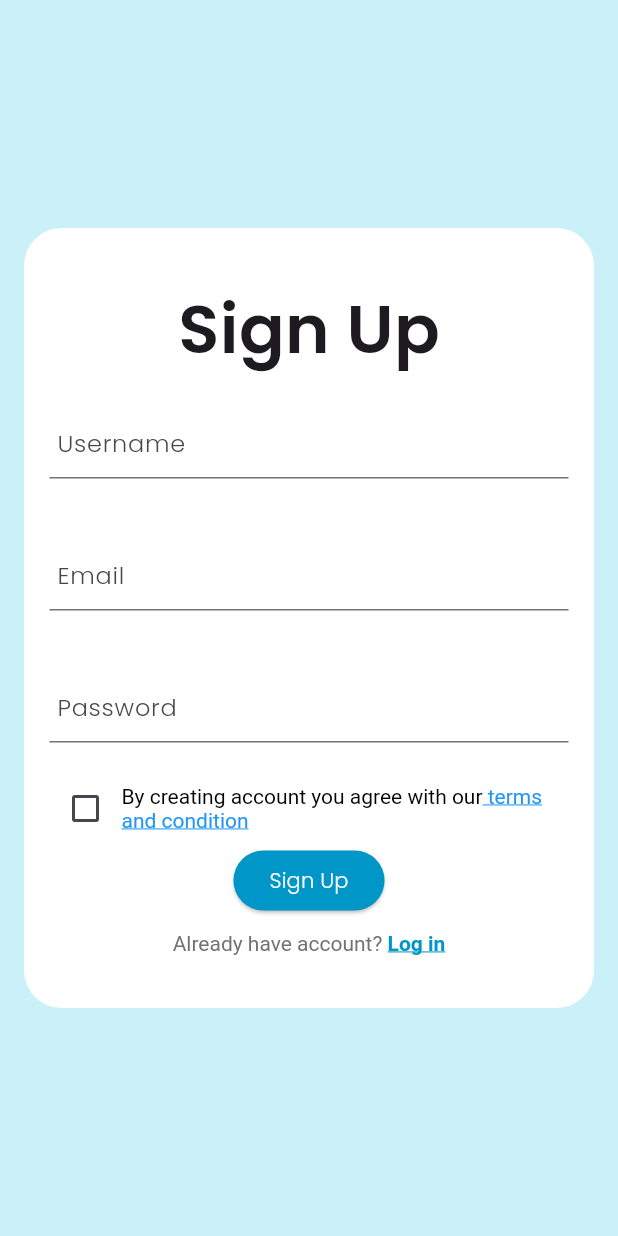
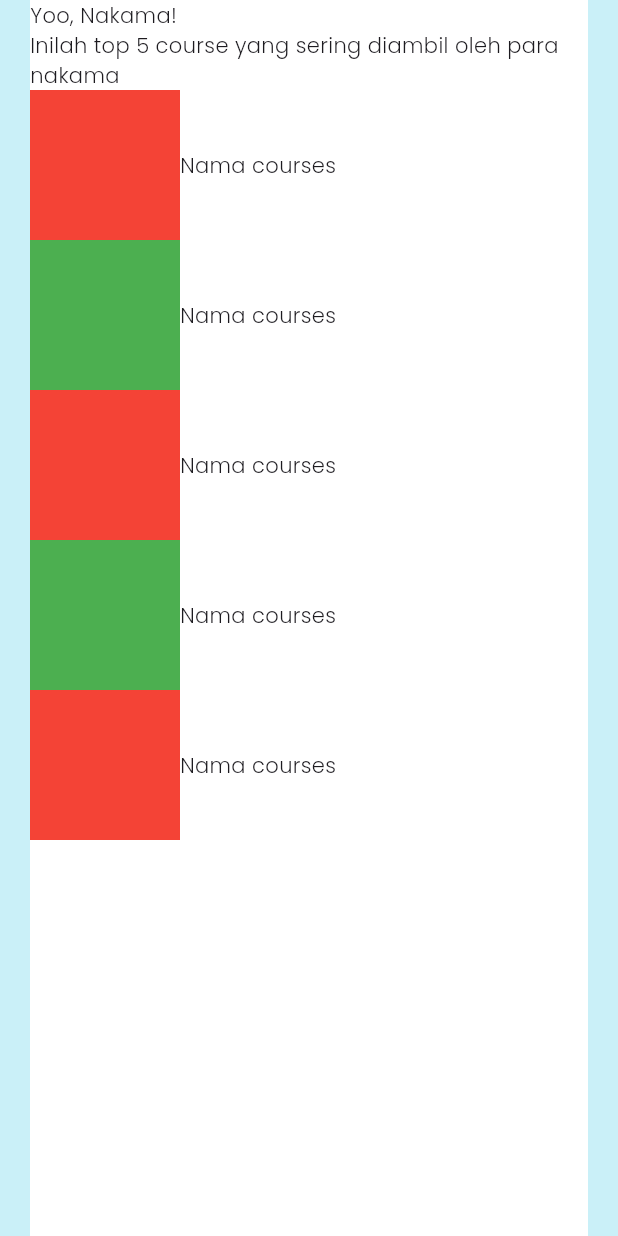
Before and after one commit to Zeyphrin/eduverse_signup, a Flutter app: the screen it shows after launch, after a tap on "Sign Up", on a phone screen of 412 x 824 dp. Run offline on Flutter 3.47's test engine with Material 2 defaults, Android fonts, the phone set to English and light mode, and no system bars.

Commit message:
feat [AH] home page

```diff
--- /dev/null
+++ b/lib/home.dart
@@ -0,0 +1,97 @@
+import 'package:flutter/material.dart';
+
+class HomePage extends StatefulWidget {
+  const HomePage({super.key});
+
+  @override
+  State<HomePage> createState() => _HomePageState();
+}
+
+class _HomePageState extends State<HomePage> {
+  @override
+  Widget build(BuildContext context) {
+    return Scaffold(
+      body: Stack(
+        children: [
+          Container(
+            decoration: const BoxDecoration(
+              color: Color(0xFFCAF0F8),
+            ),
+          ),
+          Container(
+            margin: const EdgeInsets.symmetric(horizontal: 20),
+            decoration: const BoxDecoration(
+              color: Color.fromARGB(255, 255, 255, 255)
+            ),
+            child: ListView(
+              children: [
+                Text("Yoo, Nakama!"),
+                Text("Inilah top 5 course yang sering diambil oleh para nakama"),
+                Container(
+                  child: Row(children: [
+                    Container(
+                      width: 100,
+                      height: 100,
+                      decoration: BoxDecoration(
+                        color: Colors.red
+                      ),
+                    ),
+                    Text("Nama courses")
+                  ]),
+                ),
+                Container(
+                  child: Row(children: [
+                    Container(
+                      width: 100,
+                      height: 100,
+                      decoration: BoxDecoration(
+                        color: Colors.green
+                      ),
+                    ),
+                    Text("Nama courses")
+                  ]),
+                ),
+                Container(
+                  child: Row(children: [
+                    Container(
+                      width: 100,
+                      height: 100,
+                      decoration: BoxDecoration(
+                        color: Colors.red
+                      ),
+                    ),
+                    Text("Nama courses")
+                  ]),
+                ),
+                Container(
+                  child: Row(children: [
+                    Container(
+                      width: 100,
+                      height: 100,
+                      decoration: BoxDecoration(
+                        color: Colors.green
+                      ),
+                    ),
+                    Text("Nama courses")
+                  ]),
+                ),
+                Container(
+                  child: Row(children: [
+                    Container(
+                      width: 100,
+                      height: 100,
+                      decoration: BoxDecoration(
+                        color: Colors.red
+                      ),
+                    ),
+                    Text("Nama courses")
+                  ]),
+                )
+              ],
+            ),
+          )
+        ],
+      ),
+    );
+  }
+}
--- a/lib/main.dart
+++ b/lib/main.dart
@@ -1,5 +1,6 @@
 import 'package:flutter/material.dart';
 import 'package:flutter/services.dart';
+import 'package:login_page/home.dart';
 import 'package:login_page/sign-up.dart';
 
 void main() {
@@ -18,12 +19,13 @@ class MyApp extends StatelessWidget {
   @override
   Widget build(BuildContext context) {
     return MaterialApp(
-      title: 'Flutter Demo',
+      title: 'Flutter',
+      debugShowCheckedModeBanner: false,
       theme: ThemeData(
           colorScheme: ColorScheme.fromSeed(seedColor: Colors.deepPurple),
           useMaterial3: true,
           fontFamily: 'Poppins'),
-      home: const SignUpPage(title: 'Flutter Demo Home Page'),
+      home: const SignUpPage(),
     );
   }
 }
--- a/lib/sign-up.dart
+++ b/lib/sign-up.dart
@@ -1,23 +1,14 @@
 import 'package:flutter/material.dart';
-import 'package:flutter/services.dart';
+import 'package:login_page/home.dart';
 
 class SignUpPage extends StatefulWidget {
-  const SignUpPage({super.key, required this.title});
-  final String title;
+  const SignUpPage({super.key});
 
   @override
   State<SignUpPage> createState() => _SignUpPageState();
 }
 
 class _SignUpPageState extends State<SignUpPage> {
-  int _counter = 0;
-
-  void _incrementCounter() {
-    setState(() {
-      _counter++;
-    });
-  }
-
   bool _check = false;
 
   @override
@@ -118,7 +109,14 @@ class _SignUpPageState extends State<SignUpPage> {
                     ],
                   ),
                   ElevatedButton(
-                    onPressed: () {},
+                    onPressed: () {
+                      Navigator.push(
+                        context,
+                        MaterialPageRoute(builder: (context) {
+                          return const HomePage();
+                        })
+                      );
+                    },
                     child: Text('Sign Up'),
                     style: ButtonStyle(
                         foregroundColor:
```
